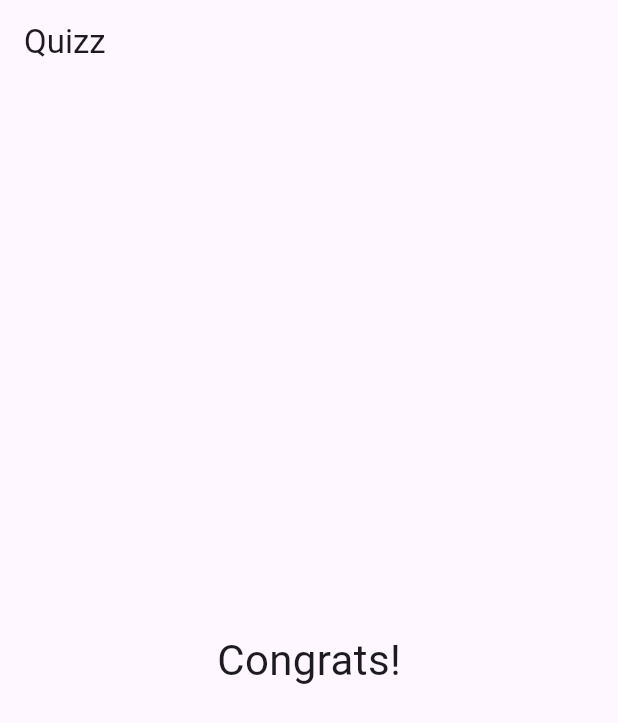
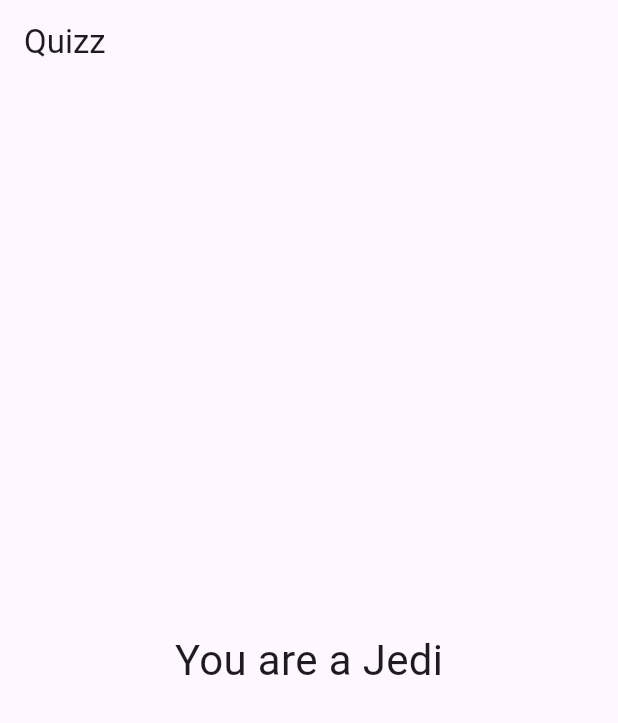
Before and after one commit to f3lipems/quizz, a Flutter app: the screen it shows after launch, after a tap on "Black", after a tap on "Snak", after a tap on "Dart", on a phone screen of 412 x 824 dp. Shown: the top 723 px of the screen. Run offline on Flutter 3.47's test engine with Material 3 defaults, Android fonts, the phone set to English and light mode, and no system bars.

Commit message:
Add show friendly result

```diff
--- a/lib/main.dart
+++ b/lib/main.dart
@@ -74,7 +74,7 @@ class _MainAppState extends State<MainApp> {
                   selectedQuestion: _selectedQuestion,
                   reply: _reply,
                 )
-              : const Result()),
+              : Result(score: _totalScore)),
     );
   }
 }
--- a/lib/result.dart
+++ b/lib/result.dart
@@ -1,14 +1,27 @@
 import 'package:flutter/material.dart';
 
 class Result extends StatelessWidget {
-  const Result({super.key});
+  const Result({super.key, required this.score});
+  final int score;
+
+  String get resultFrase {
+    if (score < 8) {
+      return 'Congrats!';
+    } else if (score < 12) {
+      return 'You Rock!';
+    } else if (score < 16) {
+      return 'Wow! Awesome!';
+    } else {
+      return 'You are a Jedi';
+    }
+  }
 
   @override
   Widget build(BuildContext context) {
-    return const Center(
+    return Center(
         child: Text(
-      'Congrats!',
-      style: TextStyle(fontSize: 28),
+      resultFrase,
+      style: const TextStyle(fontSize: 28),
     ));
   }
 }
```
